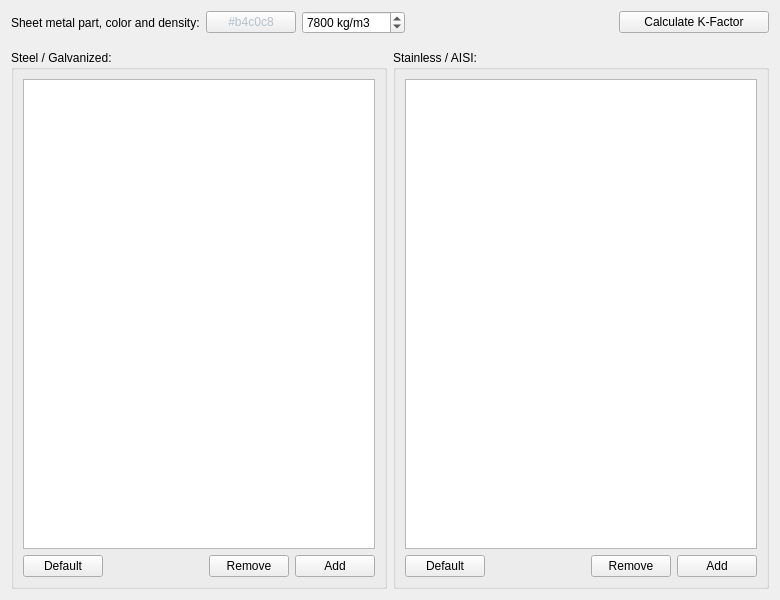
Above: repo/ui/pref_sm.ui from GS90/addFC before the change. Below: the same form after it.
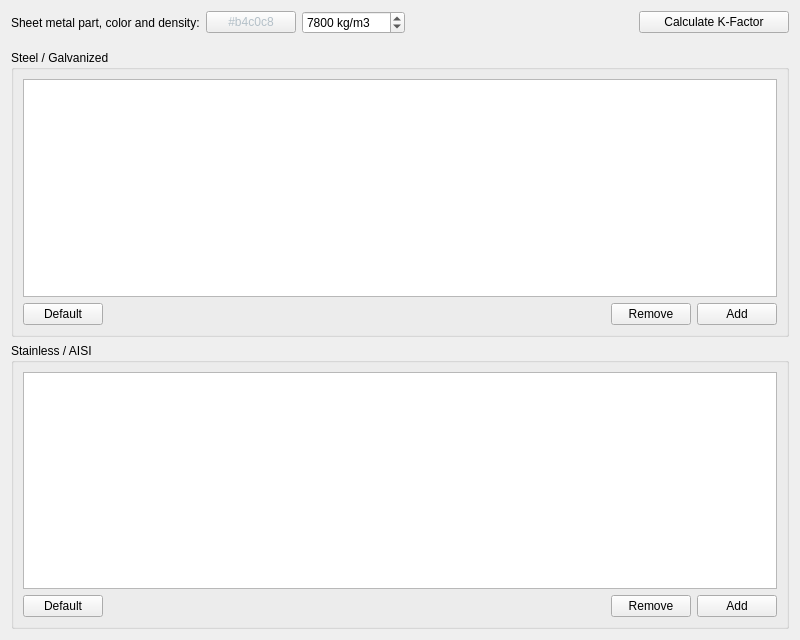
That is the form after the change.

What changed in the file:
```diff
--- a/repo/ui/pref_sm.ui
+++ b/repo/ui/pref_sm.ui
@@ -7,16 +7,10 @@
    <rect>
     <x>0</x>
     <y>0</y>
-    <width>780</width>
-    <height>600</height>
+    <width>800</width>
+    <height>640</height>
    </rect>
   </property>
-  <property name="minimumSize">
-   <size>
-    <width>780</width>
-    <height>0</height>
-   </size>
-  </property>
   <property name="windowTitle">
    <string>Sheet metal</string>
   </property>
@@ -107,11 +101,11 @@
     </spacer>
    </item>
    <item>
-    <layout class="QHBoxLayout" name="horizontalLayout_1">
+    <layout class="QVBoxLayout" name="verticalLayout_4">
      <item>
       <widget class="QGroupBox" name="groupBoxGalvanized">
        <property name="title">
-        <string>Steel / Galvanized:</string>
+        <string>Steel / Galvanized</string>
        </property>
        <layout class="QVBoxLayout" name="verticalLayout_2">
         <item>
@@ -132,7 +126,7 @@
            <bool>false</bool>
           </property>
           <attribute name="horizontalHeaderMinimumSectionSize">
-           <number>80</number>
+           <number>100</number>
           </attribute>
           <attribute name="verticalHeaderMinimumSectionSize">
            <number>24</number>
@@ -183,7 +177,7 @@
      <item>
       <widget class="QGroupBox" name="groupBoxStainless">
        <property name="title">
-        <string>Stainless / AISI:</string>
+        <string>Stainless / AISI</string>
        </property>
        <layout class="QVBoxLayout" name="verticalLayout_3">
         <item>
@@ -204,7 +198,7 @@
            <bool>false</bool>
           </property>
           <attribute name="horizontalHeaderMinimumSectionSize">
-           <number>80</number>
+           <number>100</number>
           </attribute>
           <attribute name="verticalHeaderMinimumSectionSize">
            <number>24</number>
```
